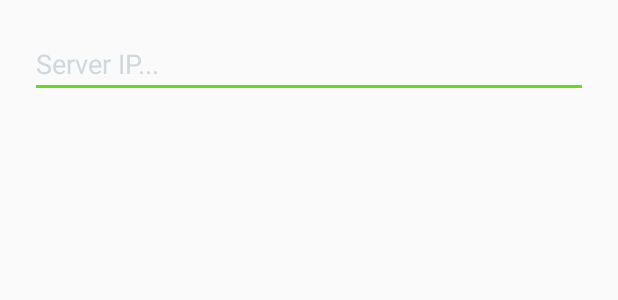
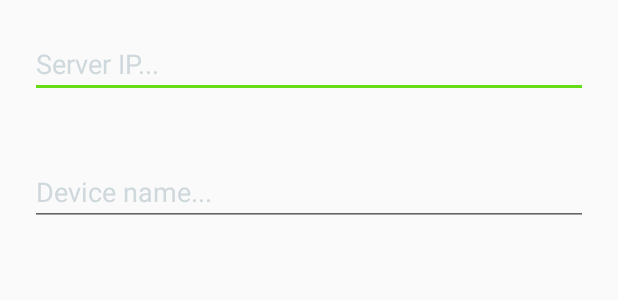
Before and after one commit to TheNightmanCodeth/cirkit-android, an Android app: the layout first_launch_dialog.xml on its own in the app's theme, with its tools: preview values and no code run, on a phone screen of 412 x 824 dp. Shown: the top 300 px of the screen. Run offline under Robolectric (Android 15) with nearby library versions, the light colour scheme and no system bars.

Commit message:
Closes #6

```diff
--- a/app/src/main/res/layout/first_launch_dialog.xml
+++ b/app/src/main/res/layout/first_launch_dialog.xml
@@ -10,4 +10,12 @@
         android:textColor="#cfd8dc"
         android:layout_width="match_parent"
         android:layout_height="wrap_content" />
+    <EditText
+        android:id="@+id/first_launch_device_name"
+        android:layout_margin="20dp"
+        android:hint="Device name..."
+        android:textColorHint="#cfd8dc"
+        android:textColor="#cfd8dc"
+        android:layout_width="match_parent"
+        android:layout_height="wrap_content" />
 </LinearLayout>
```
Also changed, not shown: app/src/main/java/me/thenightmancodeth/cirkit/views/MainActivity.java (+5 -2 lines).
